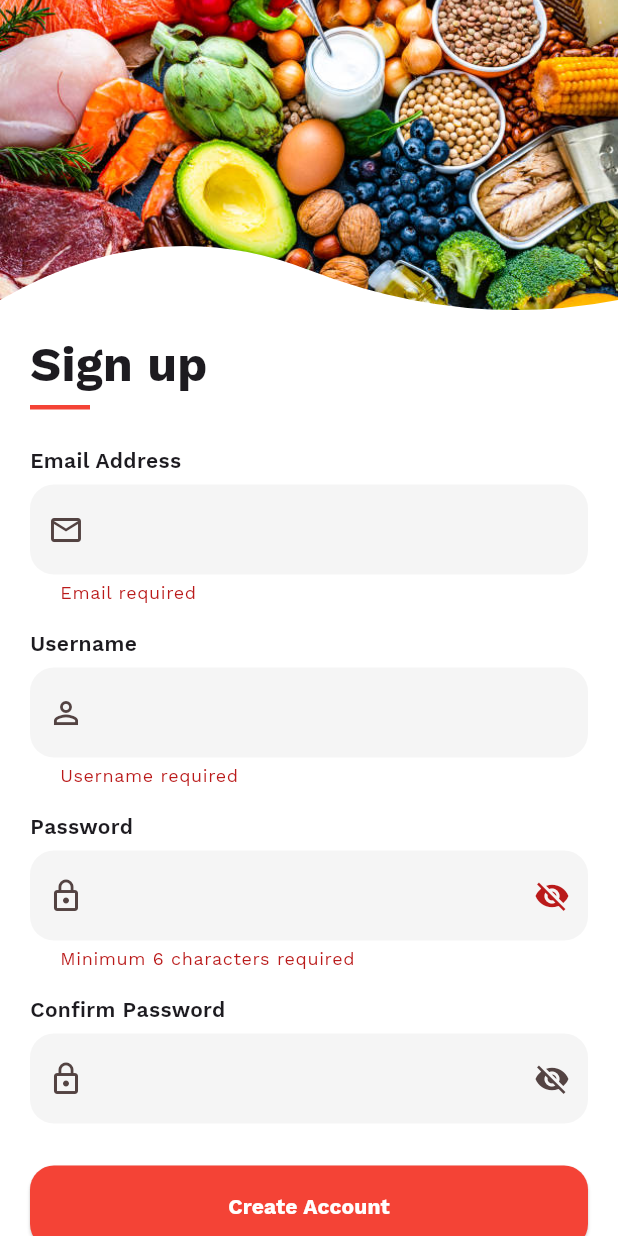
After one commit to danindu2002/nutrisync, a Flutter app: the SignUpScreen screen opened directly, after a tap on "Create Account", on a phone screen of 412 x 824 dp. The commit adds this screen. Run offline on Flutter 3.47's test engine with Material 3 defaults, Android fonts, the phone set to English and light mode, and no system bars; our stand-ins replace google_fonts.

Commit message:
created sign up screen and new changes

```diff
--- a/nutrisync_protal/lib/screens/forgot_password_screen.dart
+++ b/nutrisync_protal/lib/screens/forgot_password_screen.dart
@@ -1,7 +1,8 @@
+import 'package:NutriSync/screens/submit_code_screen.dart';
 import 'package:flutter/material.dart';
 import '../core/constants.dart';
 import '../widgets/common_widgets.dart';
-import 'reset_password_screen.dart';
+import 'confirm_email_screen.dart';
 
 class ForgotPasswordScreen extends StatefulWidget {
   const ForgotPasswordScreen({super.key});
@@ -51,7 +52,11 @@ class _ForgotPasswordScreenState extends State<ForgotPasswordScreen> {
 
     Navigator.push(
       context,
-      MaterialPageRoute(builder: (_) => const ResetPasswordScreen()),
+      MaterialPageRoute(
+        builder: (_) => ConfirmEmailScreen(
+          email: _emailController.text.trim(),
+        ),
+      ),
     );
   }
 
--- a/nutrisync_protal/lib/screens/login_screen.dart
+++ b/nutrisync_protal/lib/screens/login_screen.dart
@@ -1,3 +1,4 @@
+import 'package:NutriSync/screens/signup_screen.dart';
 import 'package:flutter/material.dart';
 import '../core/constants.dart';
 import '../models/login_dto.dart';
@@ -199,15 +200,27 @@ class _LoginScreenState extends State<LoginScreen> {
                     /// Sign Up
                     Center(
                       child: RichText(
-                        text: const TextSpan(
+                        text: TextSpan(
                           text: "Don't have an Account? ",
-                          style: TextStyle(color: Colors.grey),
+                          style: const TextStyle(color: Colors.grey),
                           children: [
-                            TextSpan(
-                              text: "Sign up",
-                              style: TextStyle(
-                                color: Colors.red,
-                                fontWeight: FontWeight.bold,
+                            WidgetSpan(
+                              child: GestureDetector(
+                                onTap: () {
+                                  Navigator.push(
+                                    context,
+                                    MaterialPageRoute(
+                                      builder: (_) => const SignUpScreen(),
+                                    ),
+                                  );
+                                },
+                                child: const Text(
+                                  "Sign up",
+                                  style: TextStyle(
+                                    color: Colors.red,
+                                    fontWeight: FontWeight.bold,
+                                  ),
+                                ),
                               ),
                             ),
                           ],
--- /dev/null
+++ b/nutrisync_protal/lib/screens/signup_screen.dart
@@ -0,0 +1,278 @@
+import 'package:flutter/material.dart';
+import '../widgets/common_widgets.dart';
+import '../core/constants.dart';
+import 'login_screen.dart';
+
+class SignUpScreen extends StatefulWidget {
+  const SignUpScreen({super.key});
+
+  @override
+  State<SignUpScreen> createState() => _SignUpScreenState();
+}
+
+class _SignUpScreenState extends State<SignUpScreen> {
+  final _formKey = GlobalKey<FormState>();
+
+  final TextEditingController _emailController = TextEditingController();
+  final TextEditingController _usernameController = TextEditingController();
+  final TextEditingController _passwordController = TextEditingController();
+  final TextEditingController _confirmPasswordController =
+  TextEditingController();
+
+  bool _obscurePassword = true;
+  bool _obscureConfirm = true;
+  bool _isLoading = false;
+
+  Future<void> _submit() async {
+    FocusScope.of(context).unfocus();
+
+    if (!_formKey.currentState!.validate()) return;
+
+    setState(() => _isLoading = true);
+
+    await Future.delayed(const Duration(seconds: 2));
+    // TODO: Replace with API call
+
+    setState(() => _isLoading = false);
+
+    showModernToast(
+      context,
+      "Account Created Successfully!",
+      type: 'error',
+    );
+
+    Navigator.pushReplacement(
+      context,
+      MaterialPageRoute(builder: (_) => const LoginScreen()),
+    );
+  }
+
+  @override
+  void dispose() {
+    _emailController.dispose();
+    _usernameController.dispose();
+    _passwordController.dispose();
+    _confirmPasswordController.dispose();
+    super.dispose();
+  }
+
+  InputDecoration _inputDecoration({
+    required String hint,
+    required IconData icon,
+    Widget? suffix,
+  }) {
+    return InputDecoration(
+      hintText: hint,
+      prefixIcon: Icon(icon),
+      suffixIcon: suffix,
+      filled: true,
+      fillColor: Colors.grey.shade100,
+      contentPadding:
+      const EdgeInsets.symmetric(vertical: 18, horizontal: 16),
+      border: OutlineInputBorder(
+        borderRadius: BorderRadius.circular(16),
+        borderSide: BorderSide.none,
+      ),
+      focusedBorder: OutlineInputBorder(
+        borderRadius: BorderRadius.circular(16),
+        borderSide: const BorderSide(color: Colors.red, width: 2),
+      ),
+    );
+  }
+
+  @override
+  Widget build(BuildContext context) {
+    return Scaffold(
+      backgroundColor: Colors.white,
+      body: SafeArea(
+        child: SingleChildScrollView(
+          child: Column(
+            children: [
+              const AuthHeader(height: 220),
+
+              Padding(
+                padding: const EdgeInsets.symmetric(horizontal: 20),
+                child: Form(
+                  key: _formKey,
+                  child: Column(
+                    crossAxisAlignment: CrossAxisAlignment.start,
+                    children: [
+
+                      const Text(
+                        "Sign up",
+                        style: TextStyle(
+                          fontSize: 32,
+                          fontWeight: FontWeight.bold,
+                        ),
+                      ),
+
+                      const SizedBox(height: 4),
+                      Container(width: 40, height: 3, color: Colors.red),
+
+                      const SizedBox(height: 24),
+
+                      /// Email
+                      const Text("Email Address",
+                          style: TextStyle(fontWeight: FontWeight.w600)),
+                      const SizedBox(height: 6),
+                      TextFormField(
+                        controller: _emailController,
+                        validator: (value) {
+                          if (value == null || value.isEmpty) {
+                            return "Email required";
+                          }
+                          if (!value.contains("@")) {
+                            return "Invalid email";
+                          }
+                          return null;
+                        },
+                        decoration: _inputDecoration(
+                          hint: "",
+                          icon: Icons.email_outlined,
+                        ),
+                      ),
+
+                      const SizedBox(height: 16),
+
+                      /// Username
+                      const Text("Username",
+                          style: TextStyle(fontWeight: FontWeight.w600)),
+                      const SizedBox(height: 6),
+                      TextFormField(
+                        controller: _usernameController,
+                        validator: (value) =>
+                        value == null || value.isEmpty
+                            ? "Username required"
+                            : null,
+                        decoration: _inputDecoration(
+                          hint: "",
+                          icon: Icons.person_outline,
+                        ),
+                      ),
+
+                      const SizedBox(height: 16),
+
+                      /// Password
+                      const Text("Password",
+                          style: TextStyle(fontWeight: FontWeight.w600)),
+                      const SizedBox(height: 6),
+                      TextFormField(
+                        controller: _passwordController,
+                        obscureText: _obscurePassword,
+                        validator: (value) {
+                          if (value == null || value.length < 6) {
+                            return "Minimum 6 characters required";
+                          }
+                          return null;
+                        },
+                        decoration: _inputDecoration(
+                          hint: "",
+                          icon: Icons.lock_outline,
+                          suffix: IconButton(
+                            icon: Icon(_obscurePassword
+                                ? Icons.visibility_off
+                                : Icons.visibility),
+                            onPressed: () {
+                              setState(() =>
+                              _obscurePassword = !_obscurePassword);
+                            },
+                          ),
+                        ),
+                      ),
+
+                      const SizedBox(height: 16),
+
+                      /// Confirm Password
+                      const Text("Confirm Password",
+                          style: TextStyle(fontWeight: FontWeight.w600)),
+                      const SizedBox(height: 6),
+                      TextFormField(
+                        controller: _confirmPasswordController,
+                        obscureText: _obscureConfirm,
+                        validator: (value) {
+                          if (value != _passwordController.text) {
+                            return "Passwords do not match";
+                          }
+                          return null;
+                        },
+                        decoration: _inputDecoration(
+                          hint: "",
+                          icon: Icons.lock_outline,
+                          suffix: IconButton(
+                            icon: Icon(_obscureConfirm
+                                ? Icons.visibility_off
+                                : Icons.visibility),
+                            onPressed: () {
+                              setState(() =>
+                              _obscureConfirm = !_obscureConfirm);
+                            },
+                          ),
+                        ),
+                      ),
+
+                      const SizedBox(height: 28),
+
+                      /// Create Account Button
+                      ElevatedButton(
+                        onPressed: _isLoading ? null : _submit,
+                        style: ElevatedButton.styleFrom(
+                          backgroundColor: Colors.red,
+                          minimumSize: const Size(double.infinity, 55),
+                          shape: RoundedRectangleBorder(
+                            borderRadius: BorderRadius.circular(16),
+                          ),
+                        ),
+                        child: _isLoading
+                            ? const CircularProgressIndicator(
+                            color: Colors.white)
+                            : const Text(
+                          "Create Account",
+                          style: TextStyle(
+                            fontWeight: FontWeight.bold,
+                            color: Colors.white,
+                          ),
+                        ),
+                      ),
+
+                      const SizedBox(height: 20),
+
+                      /// Already have account
+                      Center(
+                        child: GestureDetector(
+                          onTap: () {
+                            Navigator.pushReplacement(
+                              context,
+                              MaterialPageRoute(
+                                  builder: (_) => const LoginScreen()),
+                            );
+                          },
+                          child: RichText(
+                            text: const TextSpan(
+                              text: "Already have an Account? ",
+                              style: TextStyle(color: Colors.grey),
+                              children: [
+                                TextSpan(
+                                  text: "Login",
+                                  style: TextStyle(
+                                    color: Colors.red,
+                                    fontWeight: FontWeight.bold,
+                                  ),
+                                ),
+                              ],
+                            ),
+                          ),
+                        ),
+                      ),
+
+                      const SizedBox(height: 30),
+                    ],
+                  ),
+                ),
+              ),
+            ],
+          ),
+        ),
+      ),
+    );
+  }
+}
--- a/nutrisync_protal/lib/widgets/common_widgets.dart
+++ b/nutrisync_protal/lib/widgets/common_widgets.dart
@@ -1251,17 +1251,25 @@ class _TopToastWidgetState extends State<_TopToastWidget> with SingleTickerProvi
 
 // Auth Header (Logo + Title)
 class AuthHeader extends StatelessWidget {
-  const AuthHeader({super.key});
+  final double height;
+  final String imagePath;
+
+  const AuthHeader({
+    super.key,
+    this.height = 300,
+    this.imagePath =
+    "assets/images/authentication/login_bg.png",
+  });
 
   @override
   Widget build(BuildContext context) {
     return ClipPath(
       clipper: _BottomCurveClipper(),
       child: Container(
-        height: 300,
-        decoration: const BoxDecoration(
+        height: height,
+        decoration: BoxDecoration(
           image: DecorationImage(
-            image: AssetImage("assets/images/authentication/login_bg.png"),
+            image: AssetImage(imagePath),
             fit: BoxFit.cover,
           ),
         ),
```
